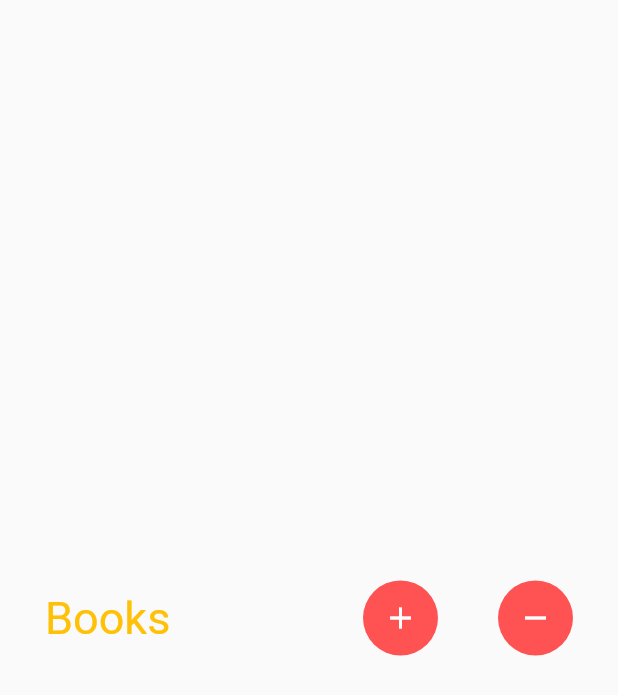
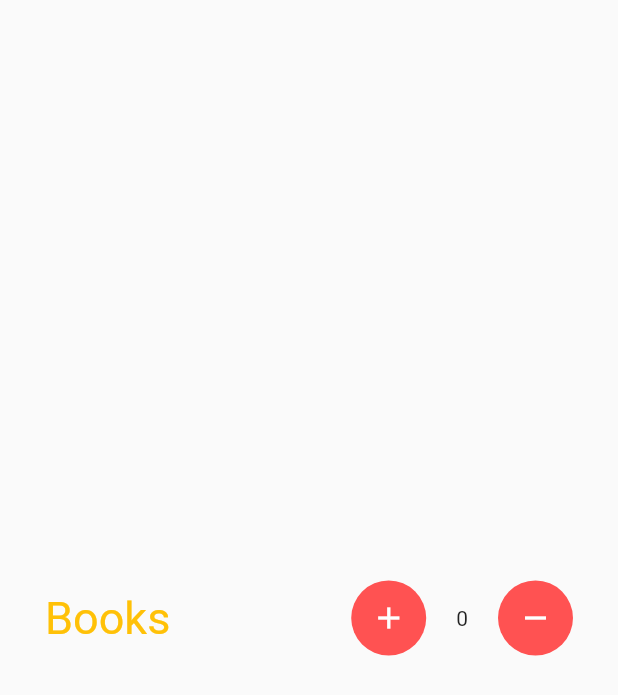
Before and after one commit to sank4lp55/shopping_cart, a Flutter app: the screen it shows after launch, on a phone screen of 412 x 824 dp. Shown: the top 695 px of the screen. Run offline on Flutter 3.47's test engine with Material 2 defaults, Android fonts, the phone set to English and light mode, and no system bars; our stand-ins replace get.

Commit message:
controller obs obx

```diff
--- a/lib/main.dart
+++ b/lib/main.dart
@@ -1,5 +1,6 @@
 import 'package:flutter/material.dart';
 import 'package:shopping_cart/my_cart.dart';
+import 'package:get/get.dart';
 
 void main() {
   runApp(const MyApp());
@@ -10,12 +11,12 @@ class MyApp extends StatelessWidget {
 
   @override
   Widget build(BuildContext context) {
-    return MaterialApp(
+    return GetMaterialApp(
       title: 'Flutter Demo',
       theme: ThemeData(
         primarySwatch: Colors.blue,
       ),
-      home: const MyCart(),
+      home:  MyCart(),
     );
   }
 }
--- a/lib/my_cart.dart
+++ b/lib/my_cart.dart
@@ -1,15 +1,18 @@
 // ignore_for_file: prefer_const_constructors
 
 import 'package:flutter/material.dart';
+import 'package:shopping_cart/my_controller.dart';
+import 'package:get/get.dart';
 
 class MyCart extends StatefulWidget {
-  const MyCart({super.key});
+  MyCart({super.key});
 
   @override
   State<MyCart> createState() => _MyCartState();
 }
 
 class _MyCartState extends State<MyCart> {
+  final MyController c = Get.put(MyController());
   @override
   Widget build(BuildContext context) {
     return Scaffold(
@@ -40,7 +43,11 @@ class _MyCartState extends State<MyCart> {
                   ),
                 ),
                 SizedBox(
-                  width: 40,
+                  width: 20,
+                ),
+                Obx(() => Text("${c.books.toString()}")),
+                SizedBox(
+                  width: 20,
                 ),
                 Container(
                   width: 50,
--- /dev/null
+++ b/lib/my_controller.dart
@@ -0,0 +1,5 @@
+import 'package:get/get.dart';
+class MyController extends GetxController{
+  var books=0.obs;
+
+}
```
